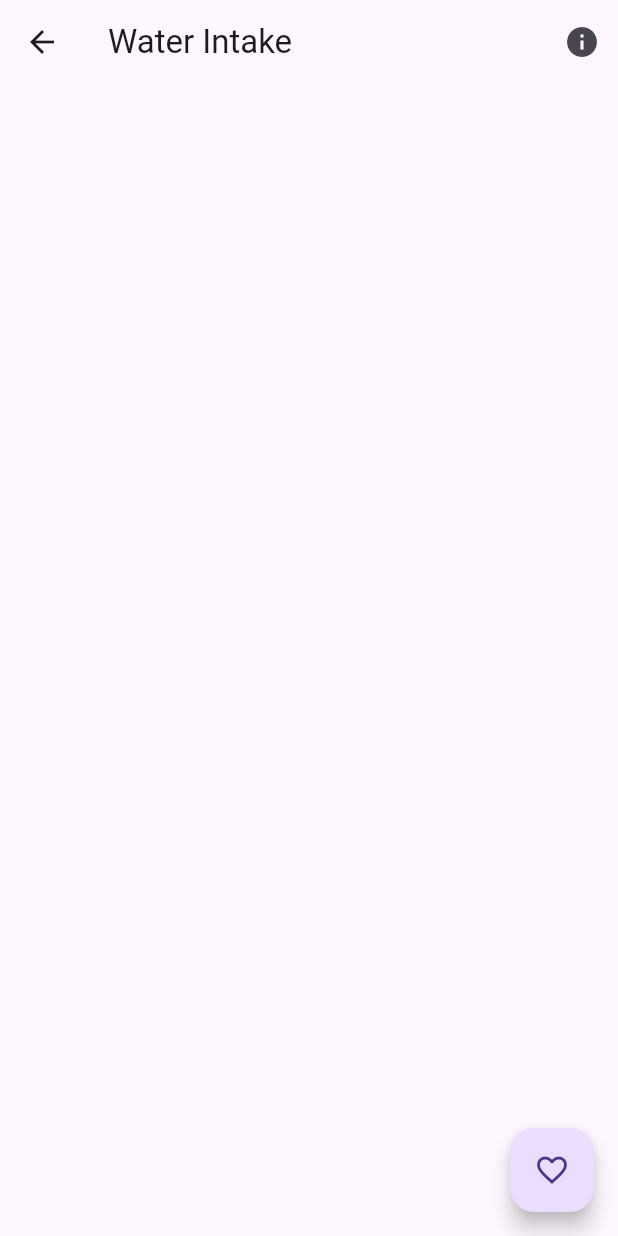
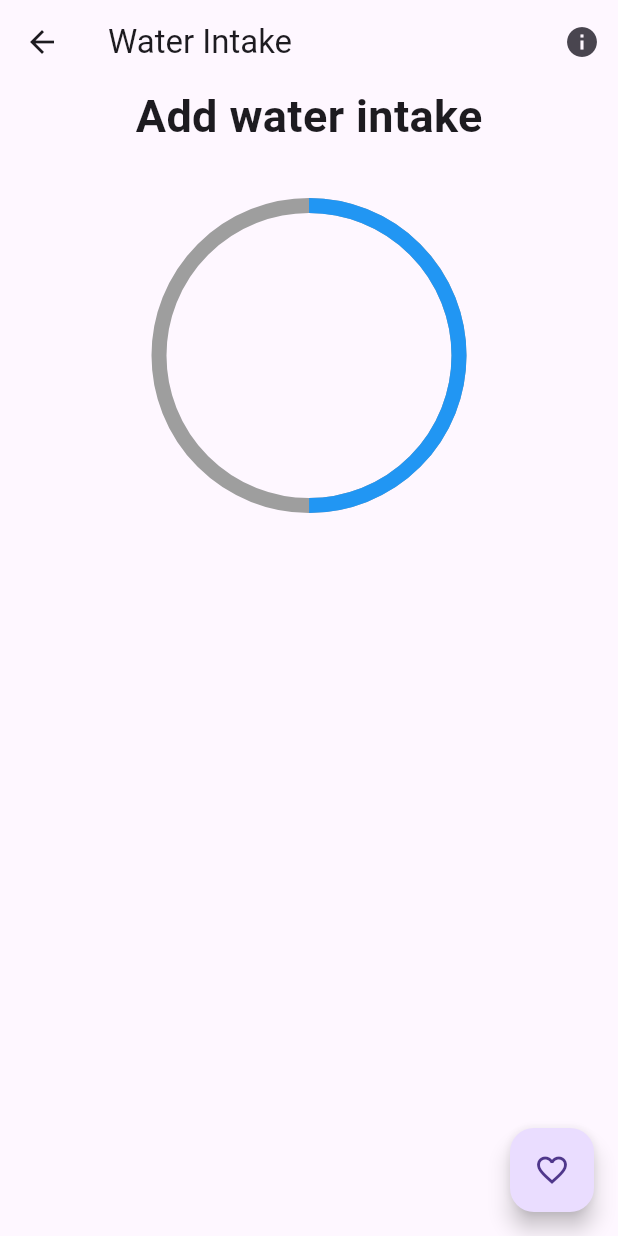
Before and after one commit to Amoako419/Flutter_Semester_Project, a Flutter app: the Water screen opened directly, on a phone screen of 412 x 824 dp. Run offline on Flutter 3.47's test engine with Material 3 defaults, Android fonts, the phone set to English and light mode, and no system bars; our stand-ins replace firebase_core, firebase_messaging, table_calendar; accounts and stored records are empty.

Commit message:
initial commit

```diff
--- a/health_monitor/lib/pages/water.dart
+++ b/health_monitor/lib/pages/water.dart
@@ -47,8 +47,11 @@ IconButton(
                 ],
       ),
                   body: SingleChildScrollView(
-                    child: const Column(
-                      children: [],
+                    child:  Column(
+                      children: [
+                        _textt(),
+                        _circle(0.5)
+                      ],
                     ),
                   ),
                      floatingActionButton: const FloatingActionButton(
@@ -58,7 +61,47 @@ IconButton(
       ),
     );
   }
+  Widget _textt(){
+    return Container(
+      child: Center(child: Text("Add water intake", style: TextStyle(fontSize: 30.0,fontWeight: FontWeight.bold),)),
+    );
+  }
+
+  Widget _circle(double value){
+
+  //  class BigCircularProgressIndicator extends StatelessWidget {
+  // final double value; // Progress value between 0.0 and 1.0
+  // final Color backgroundColor; // Background color of the indicator
+  // final Color valueColor; // Color of the progress arc
+
+  // const BigCircularProgressIndicator({
+  //   Key? key,
+  //   required this.value,
+  //   this.backgroundColor = Colors.grey,
+  //   this.valueColor = Colors.blue,
+  // }) : super(key: key);
+
+  // @override
+  // Widget build(BuildContext context) {
+    return Padding(
+      padding: const EdgeInsets.all(38.0),
+      child: Center(
+        child: SizedBox(
+          height: 200,
+          width: 200,
+          child: CircularProgressIndicator(
+            strokeWidth: 10, // Adjust stroke width for a bigger indicator
+            value: value,
+            backgroundColor: Colors.grey,
+            valueColor: AlwaysStoppedAnimation(Colors.blue), // Use AlwaysStoppedAnimation for fixed color
+          ),
+        ),
+      ),
+    );
+  }
+}
+
+  // }
 
 
-
-}
+// }
```
